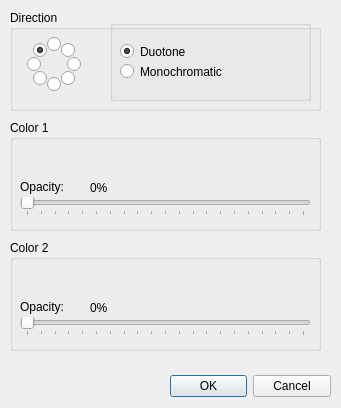
Above: src/dialogs/gradientdialog.ui from PhotoFlare/photoflare before the change. Below: the same form after it.
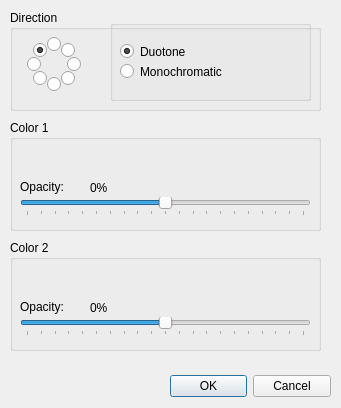
That is the form after the change. Custom widgets are drawn as their Qt base class.

Commit message: Set gradient dialog 50% by default

Diff of the .ui file:
```diff
--- a/src/dialogs/gradientdialog.ui
+++ b/src/dialogs/gradientdialog.ui
@@ -302,6 +302,9 @@
     <property name="maximum">
      <number>100</number>
     </property>
+    <property name="value">
+     <number>50</number>
+    </property>
     <property name="orientation">
      <enum>Qt::Horizontal</enum>
     </property>
@@ -376,6 +379,9 @@
     <property name="maximum">
      <number>100</number>
     </property>
+    <property name="value">
+     <number>50</number>
+    </property>
     <property name="orientation">
      <enum>Qt::Horizontal</enum>
     </property>
```
The commit also changes 1 other file.
